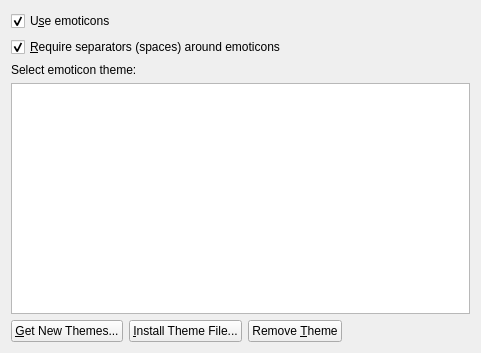
Old version of the form kopete/config/chatwindow/chatwindowconfig_emoticons.ui in the repository KDE/kopete.
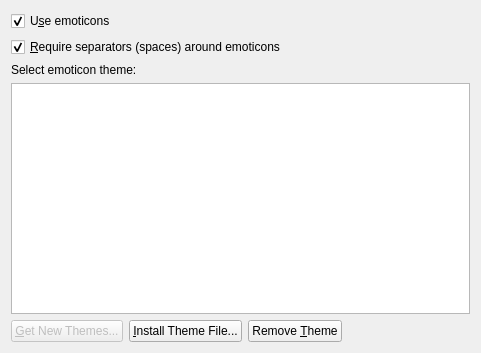
New version of the form.

Commit message: Disable "Get New..." buttons to install chatstyles/emoticons via KNS2 (not fully ported/integrated yet)

```diff
--- a/kopete/config/chatwindow/chatwindowconfig_emoticons.ui
+++ b/kopete/config/chatwindow/chatwindowconfig_emoticons.ui
@@ -73,6 +73,9 @@
    </item>
    <item row="4" column="0" >
     <widget class="QPushButton" name="btnGetThemes" >
+     <property name="enabled" >
+      <bool>false</bool>
+     </property>
      <property name="sizePolicy" >
       <sizepolicy vsizetype="Fixed" hsizetype="Maximum" >
        <horstretch>0</horstretch>
```
The commit also changes 1 other file.
